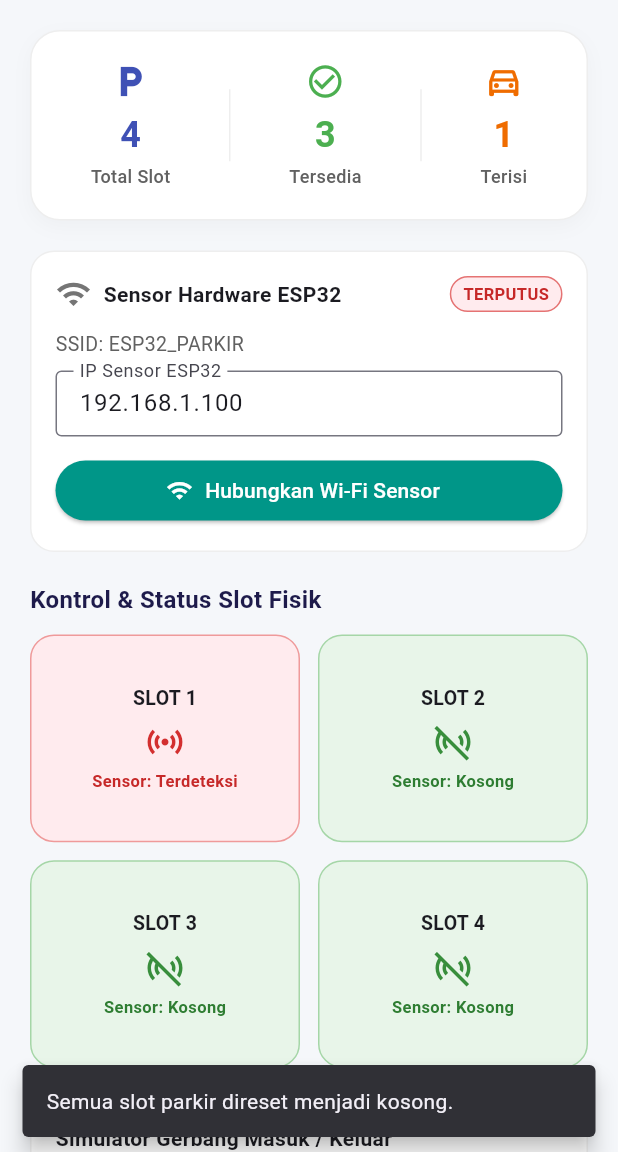
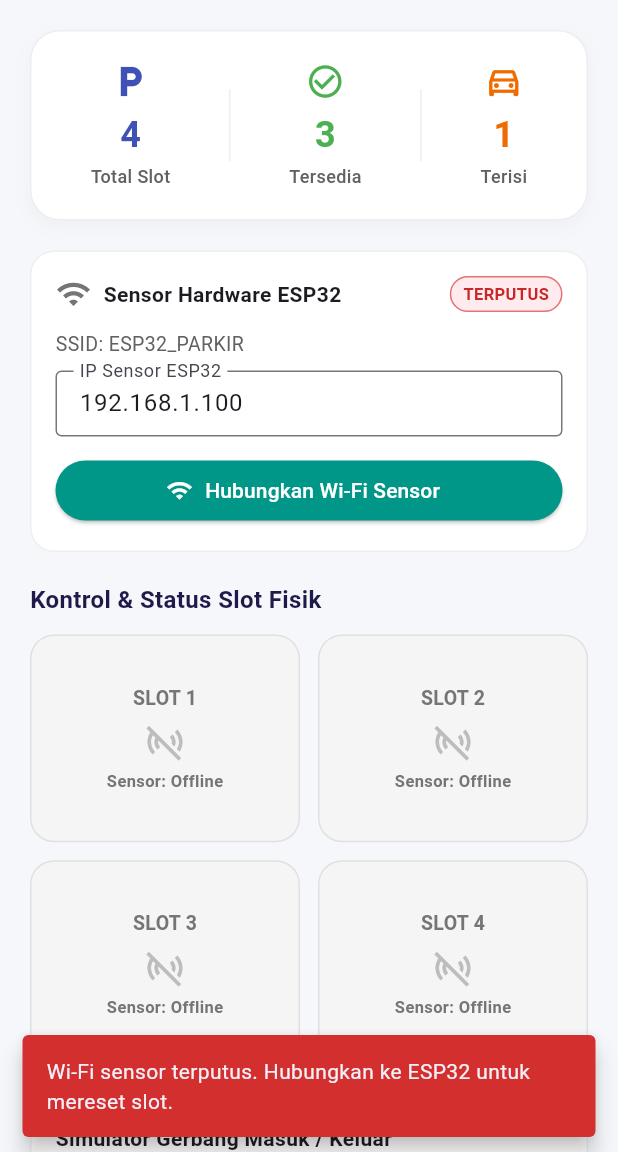
Before and after one commit to razzaryan/FP-smart-parking-system, a Flutter app: the AdminDashboardScreen screen opened directly with empty values, after a tap on the "refresh" icon, on a phone screen of 412 x 824 dp, the part 84-1236 px from its top. Run offline on Flutter 3.47's test engine with Material 3 defaults, Android fonts, the phone set to English and light mode, and no system bars.

Commit message:
Fix wifi connection logic guard on admin features

```diff
--- a/lib/screens/admin_dashboard_screen.dart
+++ b/lib/screens/admin_dashboard_screen.dart
@@ -96,6 +96,16 @@ class _AdminDashboardScreenState extends State<AdminDashboardScreen> {
             icon: const Icon(Icons.refresh_rounded),
             tooltip: 'Reset Simulasi',
             onPressed: () {
+              if (!controller.wifiConnected) {
+                ScaffoldMessenger.of(context).showSnackBar(
+                  SnackBar(
+                    content: const Text('Wi-Fi sensor terputus. Hubungkan ke ESP32 untuk mereset slot.'),
+                    backgroundColor: Colors.red.shade700,
+                    behavior: SnackBarBehavior.floating,
+                  ),
+                );
+                return;
+              }
               controller.resetAll();
               ScaffoldMessenger.of(context).showSnackBar(
                 const SnackBar(
@@ -277,15 +287,33 @@ class _AdminDashboardScreenState extends State<AdminDashboardScreen> {
                   return Material(
                     color: Colors.transparent,
                     child: InkWell(
-                      onTap: () => controller.adminToggleSlot(index),
+                      onTap: () {
+                        if (!controller.wifiConnected) {
+                          ScaffoldMessenger.of(context).showSnackBar(
+                            SnackBar(
+                              content: const Text(
+                                'Wi-Fi sensor terputus. Hubungkan ke ESP32 untuk mengubah status slot.',
+                              ),
+                              backgroundColor: Colors.red.shade700,
+                              behavior: SnackBarBehavior.floating,
+                            ),
+                          );
+                          return;
+                        }
+                        controller.adminToggleSlot(index);
+                      },
                       borderRadius: BorderRadius.circular(16),
                       child: Container(
                         padding: const EdgeInsets.all(12),
                         decoration: BoxDecoration(
-                          color: isOccupied ? Colors.red.shade50 : Colors.green.shade50,
+                          color: !controller.wifiConnected
+                              ? Colors.grey.shade100
+                              : (isOccupied ? Colors.red.shade50 : Colors.green.shade50),
                           borderRadius: BorderRadius.circular(16),
                           border: Border.all(
-                            color: isOccupied ? Colors.red.shade200 : Colors.green.shade200,
+                            color: !controller.wifiConnected
+                                ? Colors.grey.shade300
+                                : (isOccupied ? Colors.red.shade200 : Colors.green.shade200),
                           ),
                         ),
                         child: Column(
@@ -293,21 +321,33 @@ class _AdminDashboardScreenState extends State<AdminDashboardScreen> {
                           children: [
                             Text(
                               'SLOT ${index + 1}',
-                              style: const TextStyle(fontSize: 13, fontWeight: FontWeight.bold),
+                              style: TextStyle(
+                                fontSize: 13,
+                                fontWeight: FontWeight.bold,
+                                color: !controller.wifiConnected ? Colors.grey.shade600 : Colors.black87,
+                              ),
                             ),
                             const SizedBox(height: 6),
                             Icon(
-                              isOccupied ? Icons.sensors : Icons.sensors_off,
-                              color: isOccupied ? Colors.red.shade700 : Colors.green.shade700,
+                              !controller.wifiConnected
+                                  ? Icons.sensors_off
+                                  : (isOccupied ? Icons.sensors : Icons.sensors_off),
+                              color: !controller.wifiConnected
+                                  ? Colors.grey.shade400
+                                  : (isOccupied ? Colors.red.shade700 : Colors.green.shade700),
                               size: 28,
                             ),
                             const SizedBox(height: 4),
                             Text(
-                              isOccupied ? 'Sensor: Terdeteksi' : 'Sensor: Kosong',
+                              !controller.wifiConnected
+                                  ? 'Sensor: Offline'
+                                  : (isOccupied ? 'Sensor: Terdeteksi' : 'Sensor: Kosong'),
                               style: TextStyle(
                                 fontSize: 11,
                                 fontWeight: FontWeight.w600,
-                                color: isOccupied ? Colors.red.shade800 : Colors.green.shade800,
+                                color: !controller.wifiConnected
+                                    ? Colors.grey.shade600
+                                    : (isOccupied ? Colors.red.shade800 : Colors.green.shade800),
                               ),
                             ),
                           ],
@@ -339,7 +379,9 @@ class _AdminDashboardScreenState extends State<AdminDashboardScreen> {
                       children: [
                         Expanded(
                           child: ElevatedButton.icon(
-                            onPressed: controller.isFull ? null : controller.adminCarEnter,
+                            onPressed: (!controller.wifiConnected || controller.isFull)
+                                ? null
+                                : controller.adminCarEnter,
                             icon: const Icon(Icons.login),
                             label: const Text('Mobil Masuk'),
                             style: ElevatedButton.styleFrom(
@@ -352,7 +394,9 @@ class _AdminDashboardScreenState extends State<AdminDashboardScreen> {
                         const SizedBox(width: 12),
                         Expanded(
                           child: OutlinedButton.icon(
-                            onPressed: controller.occupiedCount == 0 ? null : controller.adminCarExit,
+                            onPressed: (!controller.wifiConnected || controller.occupiedCount == 0)
+                                ? null
+                                : controller.adminCarExit,
                             icon: const Icon(Icons.logout),
                             label: const Text('Mobil Keluar'),
                             style: OutlinedButton.styleFrom(
@@ -362,6 +406,17 @@ class _AdminDashboardScreenState extends State<AdminDashboardScreen> {
                         ),
                       ],
                     ),
+                    if (!controller.wifiConnected) ...[
+                      const SizedBox(height: 8),
+                      Text(
+                        'Simulator gerbang dinonaktifkan saat sensor offline.',
+                        style: TextStyle(
+                          fontSize: 11,
+                          color: Colors.orange.shade800,
+                          fontWeight: FontWeight.w500,
+                        ),
+                      ),
+                    ],
                   ],
                 ),
               ),
```
Also changed, not shown: lib/controllers/parking_controller.dart (+17 -5 lines), 1 other file.
